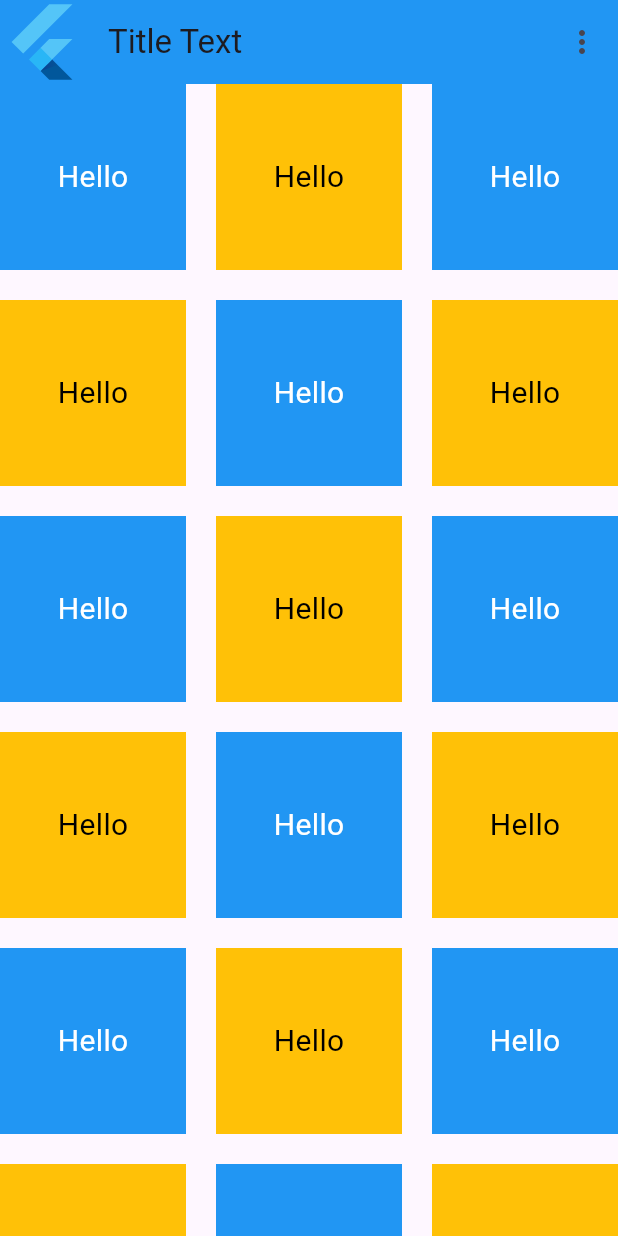
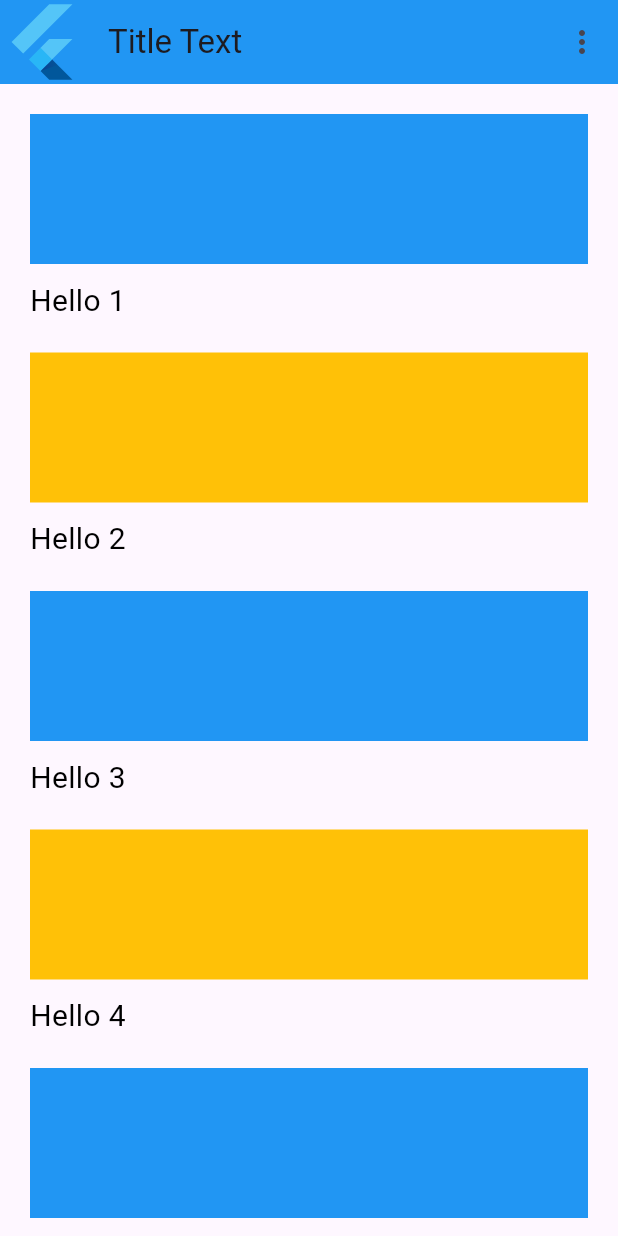
Before and after one commit to abdulahrudisoru/basic_flutter_exercises, a Flutter app: the screen it shows after launch, on a phone screen of 412 x 824 dp. Run offline on Flutter 3.47's test engine with Material 3 defaults, Android fonts, the phone set to English and light mode, and no system bars.

Commit message:
Question 018

```diff
--- a/lib/main.dart
+++ b/lib/main.dart
@@ -15,6 +15,7 @@
 import 'package:basic_flutter_exercises/questions/question_015.dart';
 import 'package:basic_flutter_exercises/questions/question_016.dart';
 import 'package:basic_flutter_exercises/questions/question_017.dart';
+import 'package:basic_flutter_exercises/questions/question_018.dart';
 import 'package:flutter/material.dart';
 
 void main() {
@@ -42,6 +43,7 @@
     // return Question014();
     // return Question015();
     // return Question016();
-    return Question017();
+    // return Question017();
+    return Question018();
   }
 }
--- /dev/null
+++ b/lib/questions/question_018.dart
@@ -0,0 +1,77 @@
+import 'package:flutter/material.dart';
+
+class Question018 extends StatelessWidget {
+  const Question018({super.key});
+
+  @override
+  Widget build(BuildContext context) {
+    return MaterialApp(
+      home: Scaffold(
+        appBar: AppBar(
+          backgroundColor: Colors.blue,
+          centerTitle: false,
+          title: Text("Title Text"),
+          leading: FlutterLogo(),
+          actions: [
+            IconButton(
+                onPressed: () {
+                  print("Click");
+                },
+                icon: Icon(Icons.more_vert)),
+          ],
+        ),
+        body: ListView.builder(
+          padding: EdgeInsets.all(20),
+          itemCount: 50,
+          itemBuilder: (context, index) {
+            if (index % 2 == 0) {
+              return Padding(
+                padding: const EdgeInsets.only(bottom: 20),
+                child: Column(
+                  crossAxisAlignment: CrossAxisAlignment.start,
+                  children: [
+                    Container(
+                      height: 100,
+                      decoration: BoxDecoration(
+                        color: Colors.blue,
+                      ),
+                    ),
+                    SizedBox(
+                      height: 10,
+                    ),
+                    Text(
+                      "Hello ${index + 1}",
+                      style: TextStyle(fontSize: 20, color: Colors.black),
+                    ),
+                  ],
+                ),
+              );
+            } else {
+              return Padding(
+                padding: const EdgeInsets.only(bottom: 20),
+                child: Column(
+                  crossAxisAlignment: CrossAxisAlignment.start,
+                  children: [
+                    Container(
+                      height: 100,
+                      decoration: BoxDecoration(
+                        color: Colors.amber,
+                      ),
+                    ),
+                    SizedBox(
+                      height: 10,
+                    ),
+                    Text(
+                      "Hello ${index + 1}",
+                      style: TextStyle(fontSize: 20, color: Colors.black),
+                    ),
+                  ],
+                ),
+              );
+            }
+          },
+        ),
+      ),
+    );
+  }
+}
```
